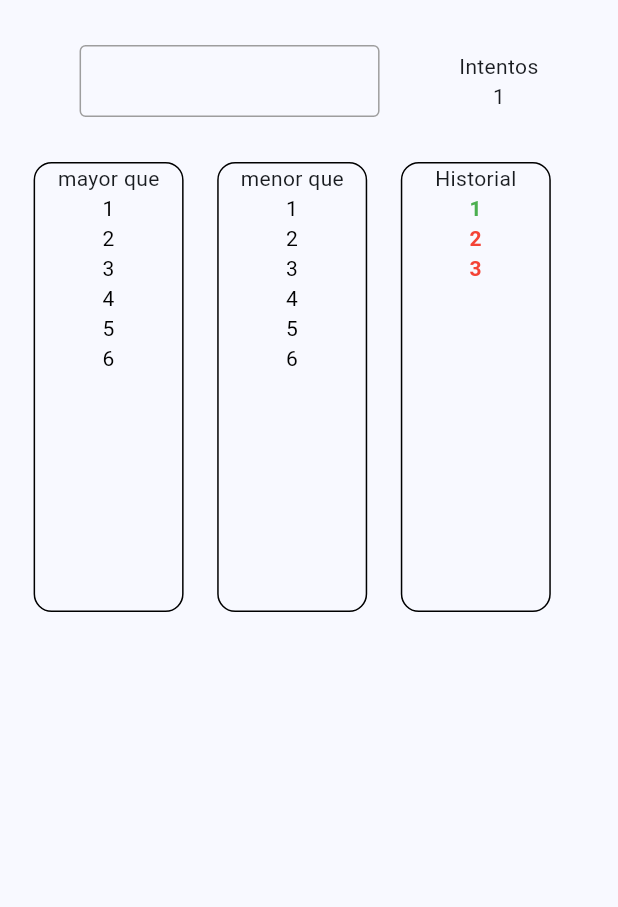
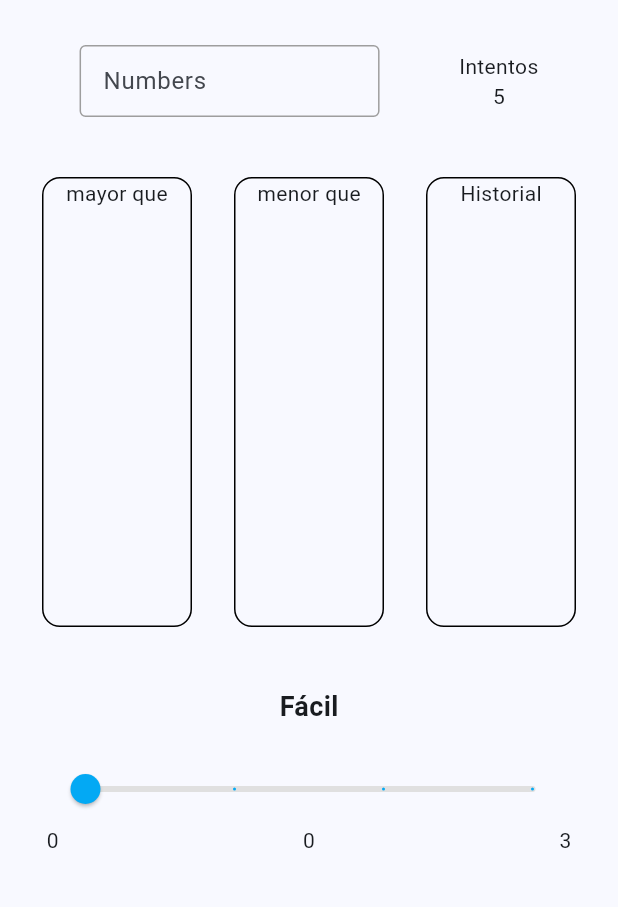
Before and after one commit to jmatos20/adivina_el_numero_demo, a Flutter app: the screen it shows after launch, on a phone screen of 412 x 824 dp, the part 84-991 px from its top. Run offline on Flutter 3.47's test engine with Material 3 defaults, Android fonts, the phone set to English and light mode, and no system bars; drawn by our look-alikes of flutter_form_builder; our stand-ins replace flutter_riverpod.

Commit message:
feat: revision de los estados y finalizando

```diff
--- /dev/null
+++ b/lib/providers/my_home_provider.dart
@@ -0,0 +1,11 @@
+import 'package:flutter_riverpod/flutter_riverpod.dart';
+
+final numeroAleatorioProvider = StateProvider((ref) => 0);
+final intentosProvider = StateProvider((ref) => 5);
+final dificultadProvider = StateProvider((ref) => 0);
+final maxProvider = StateProvider((ref) => 10);
+final intentoRespaldosProvider = StateProvider((ref) => 5);
+final numberInputProvider = StateProvider((ref) => null);
+final historyProvider = StateProvider<Map<int, bool>>((ref) => {});
+final menorQueListProvider = StateProvider<List<int>>((ref) => []);
+final mayorQueListProvider = StateProvider<List<int>>((ref) => []);
--- a/lib/screen/my_home_screen.dart
+++ b/lib/screen/my_home_screen.dart
@@ -1,18 +1,26 @@
+import 'package:adivina_el_numero_demo/providers/my_home_provider.dart';
 import 'package:adivina_el_numero_demo/widgets/input_number.dart';
+import 'package:adivina_el_numero_demo/widgets/input_slider.dart';
 import 'package:adivina_el_numero_demo/widgets/table_number.dart';
 import 'package:flutter/material.dart';
+import 'package:flutter_riverpod/flutter_riverpod.dart';
 
-class MyHomeScreen extends StatefulWidget {
+class MyHomeScreen extends ConsumerStatefulWidget {
   const MyHomeScreen({super.key, required this.title});
   final String title;
 
   @override
-  State<MyHomeScreen> createState() => _MyHomeScreenState();
+  ConsumerState<MyHomeScreen> createState() => _MyHomeScreenState();
 }
 
-class _MyHomeScreenState extends State<MyHomeScreen> {
+class _MyHomeScreenState extends ConsumerState<MyHomeScreen> {
   @override
   Widget build(BuildContext context) {
+    int intentos = ref.watch(intentosProvider);
+    List<int> mayorQue = ref.watch(mayorQueListProvider);
+    List<int> menorQue = ref.watch(menorQueListProvider);
+    final numberStatus = ref.watch(historyProvider);
+
     return Scaffold(
       appBar: AppBar(
         backgroundColor: Theme.of(context).colorScheme.inversePrimary,
@@ -22,33 +30,30 @@ class _MyHomeScreenState extends State<MyHomeScreen> {
       body: Column(
         children: [
           Container(
-            margin:EdgeInsets.only(top: 30,bottom: 30),
+            margin: EdgeInsets.only(top: 30, bottom: 40),
 
             child: Row(
               mainAxisAlignment: MainAxisAlignment.spaceEvenly,
 
               children: [
-              SizedBox(
-                width: 200,
-                child: InputNumber()),
-              Column(
-                children: [Text("Intentos"),Text("1")],
-              )
+                SizedBox(width: 200, child: InputNumber()),
+                Column(children: [Text("Intentos"), Text(intentos.toString())]),
               ],
-          )),
+            ),
+          ),
           Row(
             mainAxisAlignment: MainAxisAlignment.spaceEvenly,
             children: [
-              NumberTable(titulo: "mayor que", items: [1, 2, 3, 4, 5, 6]),
-              NumberTable(titulo: "menor que", items: [1, 2, 3, 4, 5, 6]),
+              NumberTable(titulo: "mayor que", items: mayorQue),
+              NumberTable(titulo: "menor que", items: menorQue),
               NumberTable(
                 titulo: "Historial",
-                items: [1, 2, 3],
-                numberStatus: {1: true, 3: false},
+                items: numberStatus.keys.toList(), // Lista de números guardados
+                numberStatus: numberStatus,
               ),
-              Container()
             ],
           ),
+          InputSlider(),
         ],
       ),
     );
--- /dev/null
+++ b/lib/widgets/input_slider.dart
@@ -0,0 +1,113 @@
+import 'package:adivina_el_numero_demo/helpers/numero_aleatorio.dart';
+import 'package:adivina_el_numero_demo/providers/my_home_provider.dart';
+import 'package:flutter/material.dart';
+import 'package:flutter_form_builder/flutter_form_builder.dart';
+import 'package:flutter_riverpod/flutter_riverpod.dart';
+
+class InputSlider extends ConsumerStatefulWidget {
+  const InputSlider({super.key});
+
+  @override
+  ConsumerState<InputSlider> createState() => _DifficultySliderState();
+}
+
+class _DifficultySliderState extends ConsumerState<InputSlider> {
+  final _formKey = GlobalKey<FormBuilderState>();
+  late String _difficultyLabel;
+
+  @override
+  void initState() {
+    super.initState();
+    _difficultyLabel = 'Fácil';
+
+    WidgetsBinding.instance.addPostFrameCallback((_) {
+      ref.read(dificultadProvider.notifier).update((state) => 0);
+      ref.read(intentosProvider.notifier).update((state) => 5);
+      ref.read(mayorQueListProvider.notifier).update((state) => []);
+      ref.read(menorQueListProvider.notifier).update((state) => []);
+      numeroRandom(ref: ref, max: 10, intento: 5);
+    });
+  }
+
+  void updateDifficultyLabel(double? value) {
+    if (value == null) return;
+
+    int dificultad = value.toInt();
+    String nuevaDificultad;
+    int intentos;
+
+    // Configurar los valores según la dificultad seleccionada
+    switch (dificultad) {
+      case 0:
+        nuevaDificultad = 'Fácil';
+        intentos = 5;
+
+        numeroRandom(ref: ref, max: 10, intento: intentos);
+
+        break;
+      case 1:
+        nuevaDificultad = 'Medio';
+        intentos = 8;
+        numeroRandom(ref: ref, max: 20, intento: intentos);
+        break;
+      case 2:
+        nuevaDificultad = 'Avanzado';
+        intentos = 15;
+
+        numeroRandom(ref: ref, max: 100, intento: intentos);
+        break;
+      case 3:
+        nuevaDificultad = 'Extremo';
+        intentos = 25;
+
+        numeroRandom(ref: ref, max: 1000, intento: intentos);
+        break;
+      default:
+        nuevaDificultad = 'Fácil';
+        intentos = 5;
+        numeroRandom(ref: ref, max: 10, intento: intentos);
+    }
+
+    setState(() {
+      _difficultyLabel = nuevaDificultad;
+    });
+
+    ref.read(dificultadProvider.notifier).update((state) => dificultad);
+    ref.read(intentosProvider.notifier).update((state) => intentos);
+    ref.read(mayorQueListProvider.notifier).update((state) => []);
+    ref.read(menorQueListProvider.notifier).update((state) => []);
+  }
+
+  @override
+  Widget build(BuildContext context) {
+    return Container(
+      margin: const EdgeInsets.only(top: 40),
+      width: 350,
+      height: 100,
+      child: FormBuilder(
+        key: _formKey,
+        child: Column(
+          crossAxisAlignment: CrossAxisAlignment.center,
+          children: [
+            Text(
+              _difficultyLabel, // Título dinámico basado en la dificultad
+              style: const TextStyle(fontSize: 18, fontWeight: FontWeight.bold),
+            ),
+            FormBuilderSlider(
+              name: 'dificultad',
+              min: 0,
+              max: 3,
+              initialValue: 0, // Ahora empieza en "Fácil"
+              divisions: 3,
+              activeColor: Colors.lightBlue,
+              inactiveColor: Colors.grey[300],
+              decoration: const InputDecoration(border: InputBorder.none),
+              onChanged: updateDifficultyLabel,
+              displayValues: DisplayValues.none,
+            ),
+          ],
+        ),
+      ),
+    );
+  }
+}
```
Also changed, not shown: lib/helpers/numero_aleatorio.dart (added, +13 -0 lines), lib/helpers/reinicio.dart (added, +14 -0 lines), lib/widgets/input_number.dart (+48 -8 lines). Lines whose indentation alone changed are shown as unchanged.
